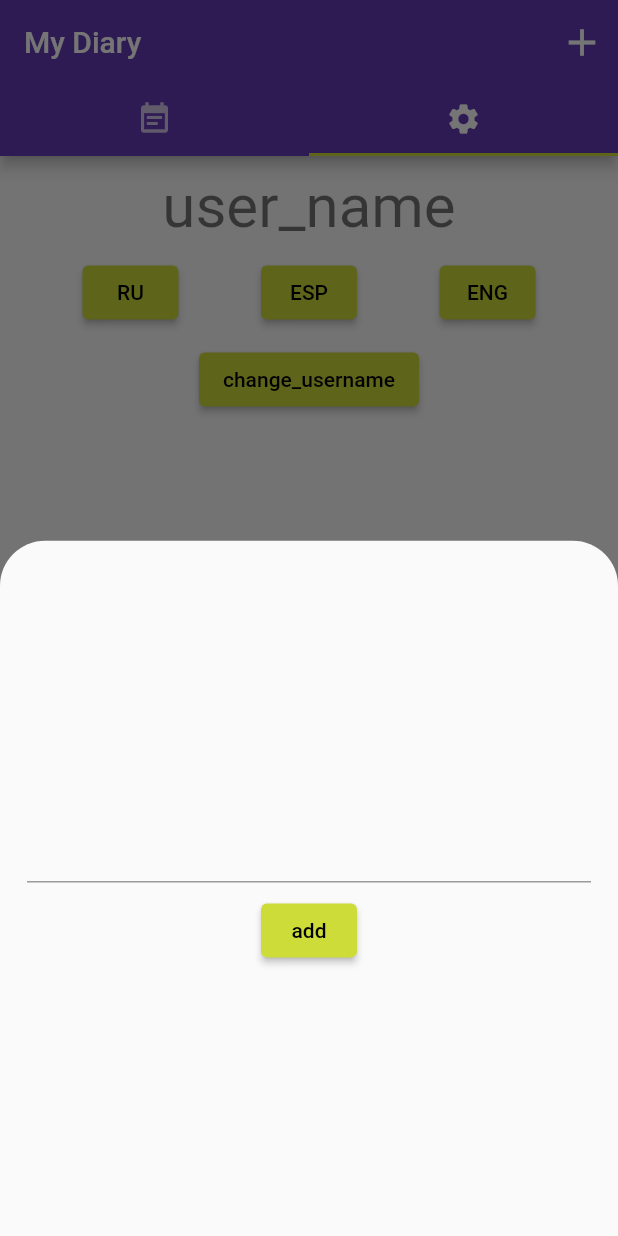
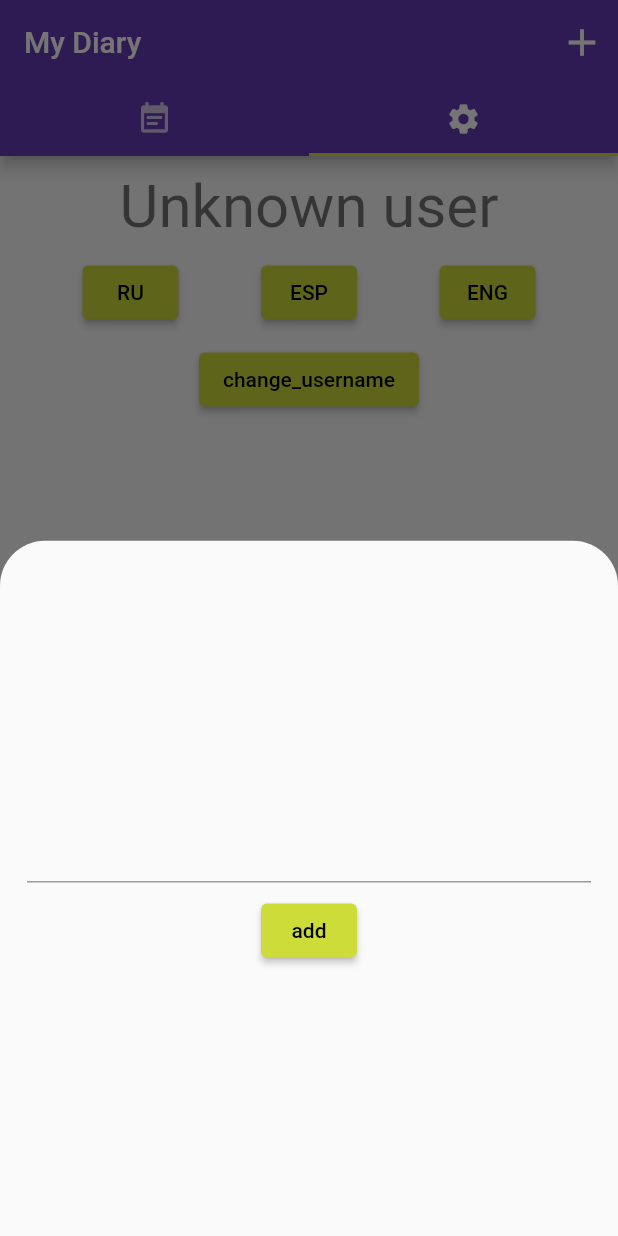
Before and after one commit to davidonuche/my_diary, a Flutter app: the screen it shows after launch, tab 2 chosen, after a tap on the "add" icon, on a phone screen of 412 x 824 dp. Run offline on Flutter 3.47's test engine with Material 2 defaults, Android fonts, the phone set to English and light mode, and no system bars; our stand-ins replace get.

Commit message:
diary entries

```diff
--- /dev/null
+++ b/lib/controllers/diary_controller.dart
@@ -0,0 +1,23 @@
+import 'package:get/get.dart';
+import '../models/diary_entry_model.dart';
+
+class DiaryController extends GetxController {
+  List<DiaryEntry> get diaryEntries => [..._diaryEntries].toList();
+  List<DiaryEntry> _diaryEntries = <DiaryEntry>[].obs;
+  String _entryText = "";
+  void changeEntryText(String text) {
+    _entryText = text;
+  }
+
+  void addDiaryEntry() {
+    if (_entryText != "") {
+      String dateString = DateTime.now().toString();
+      _diaryEntries.add(DiaryEntry(
+        dateString: dateString,
+        content: _entryText,
+      ));
+    }
+    // Reset the Diary text
+    _entryText = "";
+  }
+}
--- /dev/null
+++ b/lib/controllers/user_controller.dart
@@ -0,0 +1,9 @@
+import 'package:get/get.dart';
+
+class UserController extends GetxController {
+  String get username => _username.value;
+  RxString _username = "Unknown user".obs;
+  void changeUsername(String value) {
+    _username.value = value;
+  }
+}
--- a/lib/diary_tab_bar_view.dart
+++ b/lib/diary_tab_bar_view.dart
@@ -1,6 +1,6 @@
 import 'package:flutter/material.dart';
 import 'package:get/get.dart';
-
+import 'package:my_diary/controllers/diary_controller.dart';
 import 'screens/diary_screen.dart';
 import 'screens/settings_screen.dart';
 
@@ -12,6 +12,8 @@ class DiaryTabBarView extends StatefulWidget {
 }
 
 class _DiaryTabBarViewState extends State<DiaryTabBarView> {
+  final DiaryController _diaryController =
+      Get.put(DiaryController(), tag: "diary_controller");
   @override
   Widget build(BuildContext context) {
     return DefaultTabController(
@@ -35,11 +37,14 @@ class _DiaryTabBarViewState extends State<DiaryTabBarView> {
                             mainAxisAlignment: MainAxisAlignment.center,
                             children: [
                               TextField(
-                                onChanged: (value) {},
+                                onChanged: (value) {
+                                  _diaryController.changeEntryText(value);
+                                },
                               ),
                               SizedBox(height: 8),
                               ElevatedButton(
                                   onPressed: () {
+                                    _diaryController.addDiaryEntry();
                                     Get.back();
                                   },
                                   child: Text("add".tr)),
--- /dev/null
+++ b/lib/models/diary_entry_model.dart
@@ -0,0 +1,9 @@
+class DiaryEntry {
+  final String dateString;
+  final String content;
+
+  DiaryEntry({
+    required this.dateString,
+    required this.content,
+  });
+}
--- a/lib/screens/diary_screen.dart
+++ b/lib/screens/diary_screen.dart
@@ -1,28 +1,37 @@
 import 'package:flutter/material.dart';
+import 'package:get/get.dart';
+import 'package:my_diary/controllers/diary_controller.dart';
 
 class DiaryScreen extends StatelessWidget {
-  const DiaryScreen({super.key});
+  DiaryScreen({super.key});
 
+  final DiaryController _diaryController = Get.find(tag: "diary_controller");
   @override
   Widget build(BuildContext context) {
     return Center(
-      child: ListView.separated(
+      child: Obx(
+        () => _diaryController.diaryEntries.isEmpty
+            ? Text("What's Up...")
+            : ListView.separated(
                 itemBuilder: (context, index) {
                   return Padding(
                     padding: const EdgeInsets.all(15.0),
                     child: Column(
                         crossAxisAlignment: CrossAxisAlignment.start,
                         children: [
-                    Text("Date here"),
+                          Text(_diaryController.diaryEntries[index].dateString,
+                              style: Get.textTheme.headlineSmall),
                           SizedBox(height: 5),
-                    Text("Content here"),
+                          Text(_diaryController.diaryEntries[index].content,
+                              style: Get.textTheme.headlineSmall),
                         ]),
                   );
                 },
                 separatorBuilder: (context, index) => Divider(
                       height: 5,
                     ),
-          itemCount: 4),
+                itemCount: _diaryController.diaryEntries.length),
+      ),
     );
   }
 }
--- a/lib/screens/settings_screen.dart
+++ b/lib/screens/settings_screen.dart
@@ -1,10 +1,13 @@
 import 'package:flutter/material.dart';
 import 'package:get/get.dart';
 
+import '../controllers/user_controller.dart';
 import 'change_username_screen.dart';
 
 class SettingsScreen extends StatelessWidget {
-  const SettingsScreen({super.key});
+  SettingsScreen({super.key});
+  final UserController _userController =
+      Get.put(UserController(), tag: "user_controller");
 
   @override
   Widget build(BuildContext context) {
@@ -12,7 +15,12 @@ class SettingsScreen extends StatelessWidget {
         child: Column(
       children: [
         SizedBox(height: 10),
-        Text('user_name'.tr, style: Get.textTheme.headlineLarge),
+        // This is an observer - reactive widget in Getx.
+        // automatically rebuilds when observable (username) changes.
+        Obx(() => Text(
+              _userController.username,
+              style: Get.textTheme.headlineLarge,
+            )),
         SizedBox(height: 10),
         Row(
           mainAxisAlignment: MainAxisAlignment.spaceEvenly,
```
Also changed, not shown: lib/screens/change_username_screen.dart (+8 -1 lines). Lines whose indentation alone changed are shown as unchanged.
